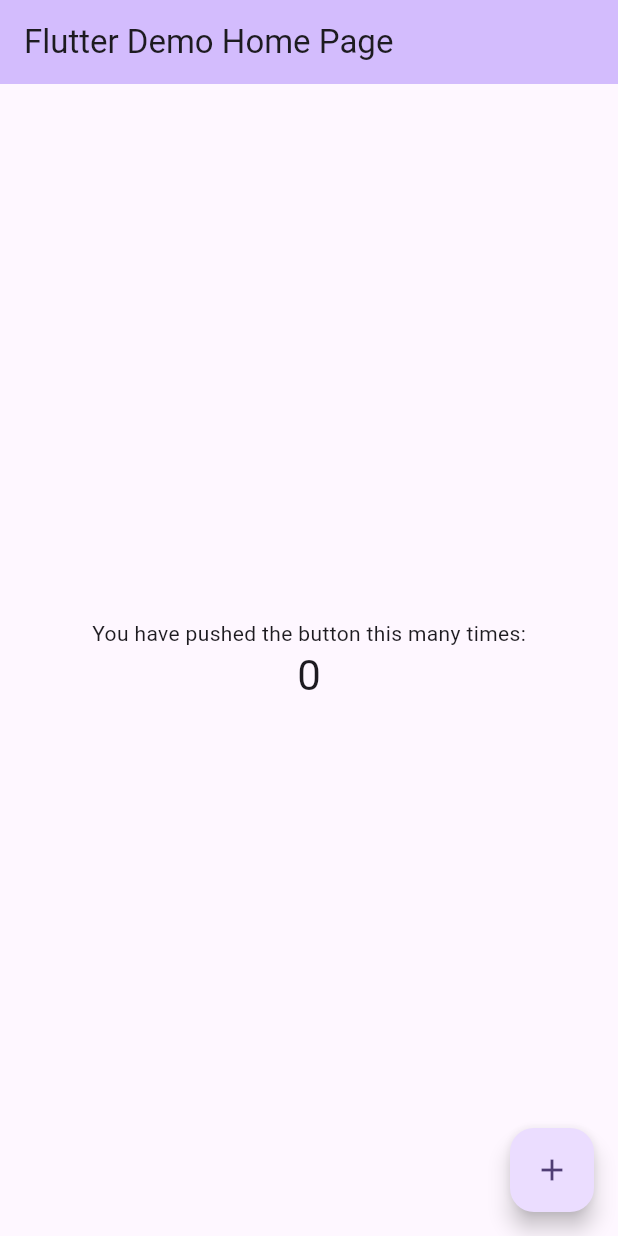
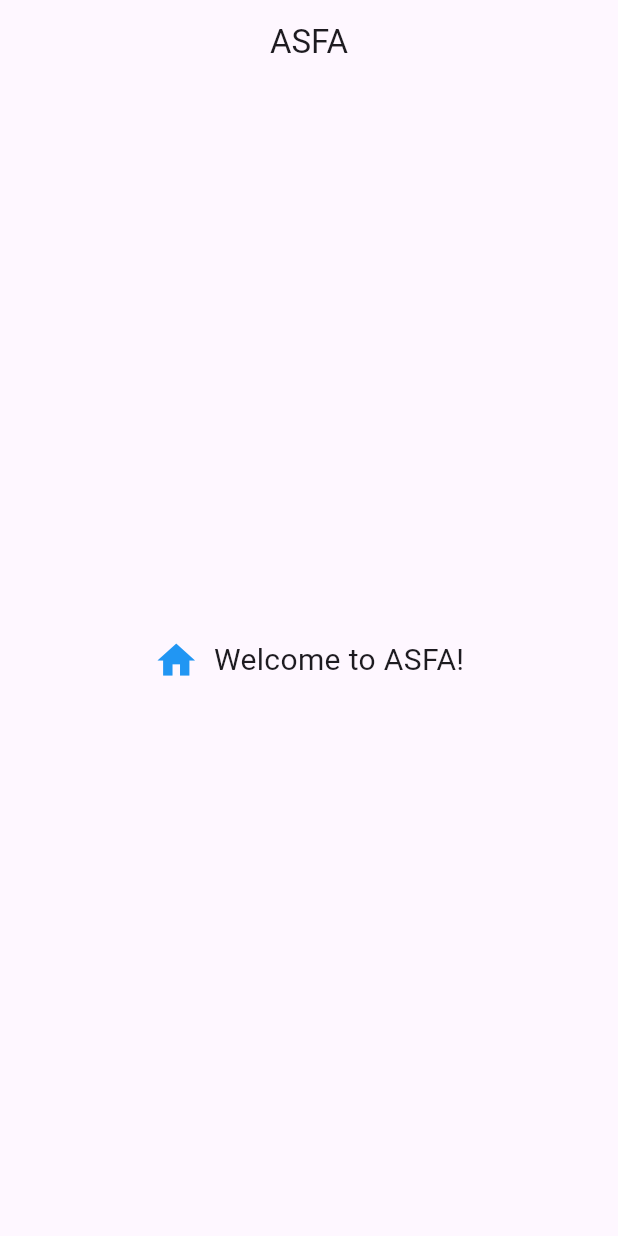
Before and after one commit to MessikaO/asfa_dev, a Flutter app: the screen it shows after launch, on a phone screen of 412 x 824 dp. Run offline on Flutter 3.47's test engine with Material 3 defaults, Android fonts, the light colour scheme and no system bars.

Commit message:
Initial Flutter project with placeholder UI

```diff
--- a/lib/main.dart
+++ b/lib/main.dart
@@ -7,116 +7,34 @@ void main() {
 class MyApp extends StatelessWidget {
   const MyApp({super.key});
 
-  // This widget is the root of your application.
   @override
   Widget build(BuildContext context) {
     return MaterialApp(
-      title: 'Flutter Demo',
-      theme: ThemeData(
-        // This is the theme of your application.
-        //
-        // TRY THIS: Try running your application with "flutter run". You'll see
-        // the application has a purple toolbar. Then, without quitting the app,
-        // try changing the seedColor in the colorScheme below to Colors.green
-        // and then invoke "hot reload" (save your changes or press the "hot
-        // reload" button in a Flutter-supported IDE, or press "r" if you used
-        // the command line to start the app).
-        //
-        // Notice that the counter didn't reset back to zero; the application
-        // state is not lost during the reload. To reset the state, use hot
-        // restart instead.
-        //
-        // This works for code too, not just values: Most code changes can be
-        // tested with just a hot reload.
-        colorScheme: ColorScheme.fromSeed(seedColor: Colors.deepPurple),
-      ),
-      home: const MyHomePage(title: 'Flutter Demo Home Page'),
+      debugShowCheckedModeBanner: false,
+      title: 'ASFA App',
+      theme: ThemeData(primarySwatch: Colors.blue),
+      home: const HomeScreen(),
     );
   }
 }
 
-class MyHomePage extends StatefulWidget {
-  const MyHomePage({super.key, required this.title});
-
-  // This widget is the home page of your application. It is stateful, meaning
-  // that it has a State object (defined below) that contains fields that affect
-  // how it looks.
-
-  // This class is the configuration for the state. It holds the values (in this
-  // case the title) provided by the parent (in this case the App widget) and
-  // used by the build method of the State. Fields in a Widget subclass are
-  // always marked "final".
-
-  final String title;
-
-  @override
-  State<MyHomePage> createState() => _MyHomePageState();
-}
-
-class _MyHomePageState extends State<MyHomePage> {
-  int _counter = 0;
-
-  void _incrementCounter() {
-    setState(() {
-      // This call to setState tells the Flutter framework that something has
-      // changed in this State, which causes it to rerun the build method below
-      // so that the display can reflect the updated values. If we changed
-      // _counter without calling setState(), then the build method would not be
-      // called again, and so nothing would appear to happen.
-      _counter++;
-    });
-  }
+class HomeScreen extends StatelessWidget {
+  const HomeScreen({super.key});
 
   @override
   Widget build(BuildContext context) {
-    // This method is rerun every time setState is called, for instance as done
-    // by the _incrementCounter method above.
-    //
-    // The Flutter framework has been optimized to make rerunning build methods
-    // fast, so that you can just rebuild anything that needs updating rather
-    // than having to individually change instances of widgets.
     return Scaffold(
-      appBar: AppBar(
-        // TRY THIS: Try changing the color here to a specific color (to
-        // Colors.amber, perhaps?) and trigger a hot reload to see the AppBar
-        // change color while the other colors stay the same.
-        backgroundColor: Theme.of(context).colorScheme.inversePrimary,
-        // Here we take the value from the MyHomePage object that was created by
-        // the App.build method, and use it to set our appbar title.
-        title: Text(widget.title),
-      ),
+      appBar: AppBar(title: const Text('ASFA'), centerTitle: true),
       body: Center(
-        // Center is a layout widget. It takes a single child and positions it
-        // in the middle of the parent.
-        child: Column(
-          // Column is also a layout widget. It takes a list of children and
-          // arranges them vertically. By default, it sizes itself to fit its
-          // children horizontally, and tries to be as tall as its parent.
-          //
-          // Column has various properties to control how it sizes itself and
-          // how it positions its children. Here we use mainAxisAlignment to
-          // center the children vertically; the main axis here is the vertical
-          // axis because Columns are vertical (the cross axis would be
-          // horizontal).
-          //
-          // TRY THIS: Invoke "debug painting" (choose the "Toggle Debug Paint"
-          // action in the IDE, or press "p" in the console), to see the
-          // wireframe for each widget.
-          mainAxisAlignment: MainAxisAlignment.center,
-          children: <Widget>[
-            const Text('You have pushed the button this many times:'),
-            Text(
-              '$_counter',
-              style: Theme.of(context).textTheme.headlineMedium,
-            ),
+        child: Row(
+          mainAxisSize: MainAxisSize.min, // keeps it tight, not full width
+          children: const [
+            Icon(Icons.home, size: 30, color: Colors.blue),
+            SizedBox(width: 10), // space between icon and text
+            Text('Welcome to ASFA!', style: TextStyle(fontSize: 20)),
           ],
         ),
       ),
-      floatingActionButton: FloatingActionButton(
-        onPressed: _incrementCounter,
-        tooltip: 'Increment',
-        child: const Icon(Icons.add),
-      ), // This trailing comma makes auto-formatting nicer for build methods.
     );
   }
 }
```
